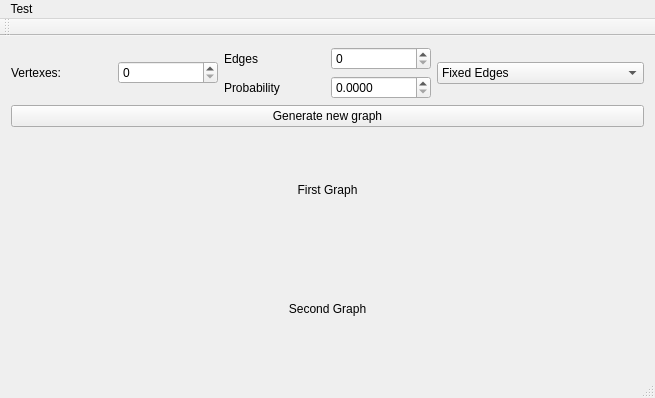
This is QGraphUtilityTest/QGraphUtilityTest.ui in RzuF/QGraphUtility as Qt 5 draws it before an edit. The edited form follows.
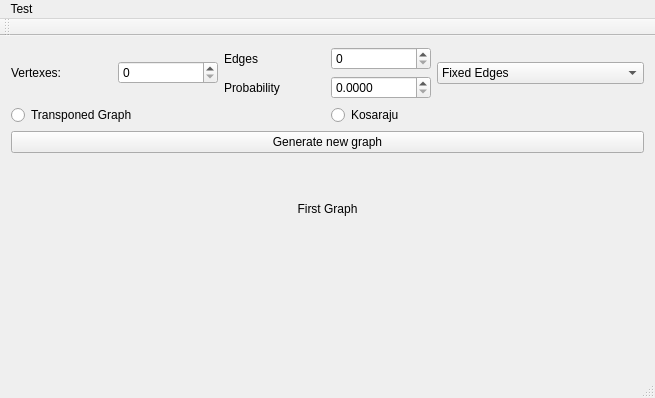
This is the edited form.

Commit message: Kosaraju algorithm implemented, UI updated for new features

Patch:
```diff
--- a/QGraphUtilityTest/QGraphUtilityTest.ui
+++ b/QGraphUtilityTest/QGraphUtilityTest.ui
@@ -101,6 +101,24 @@
       </item>
      </layout>
     </item>
+    <item>
+     <layout class="QHBoxLayout" name="horizontalLayout_4">
+      <item>
+       <widget class="QRadioButton" name="transponeGraphRadio">
+        <property name="text">
+         <string>Transponed Graph</string>
+        </property>
+       </widget>
+      </item>
+      <item>
+       <widget class="QRadioButton" name="kosarajuRadio">
+        <property name="text">
+         <string>Kosaraju</string>
+        </property>
+       </widget>
+      </item>
+     </layout>
+    </item>
     <item>
      <widget class="QPushButton" name="generateButton">
       <property name="text">
@@ -121,7 +139,7 @@
     <item>
      <widget class="QLabel" name="graphTransponedShowLabel">
       <property name="text">
-       <string>Second Graph</string>
+       <string/>
       </property>
       <property name="alignment">
        <set>Qt::AlignCenter</set>
```
Left out of the diff: 2 changed lines with no effect on the pictures. The commit also changes 6 other files.
